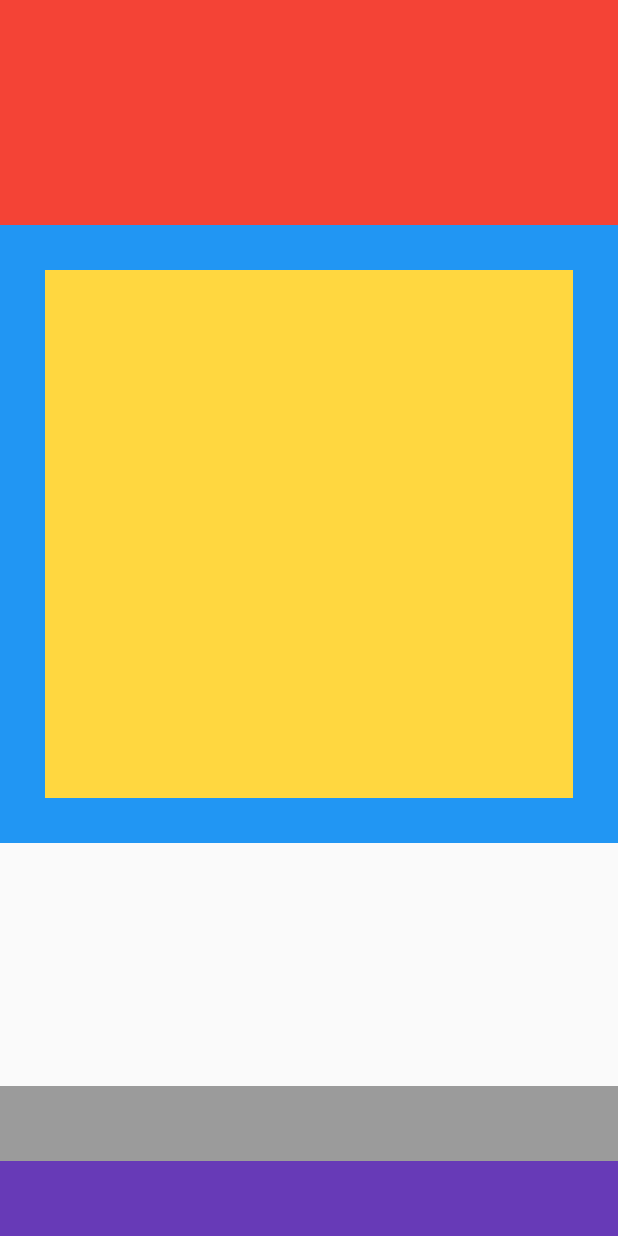
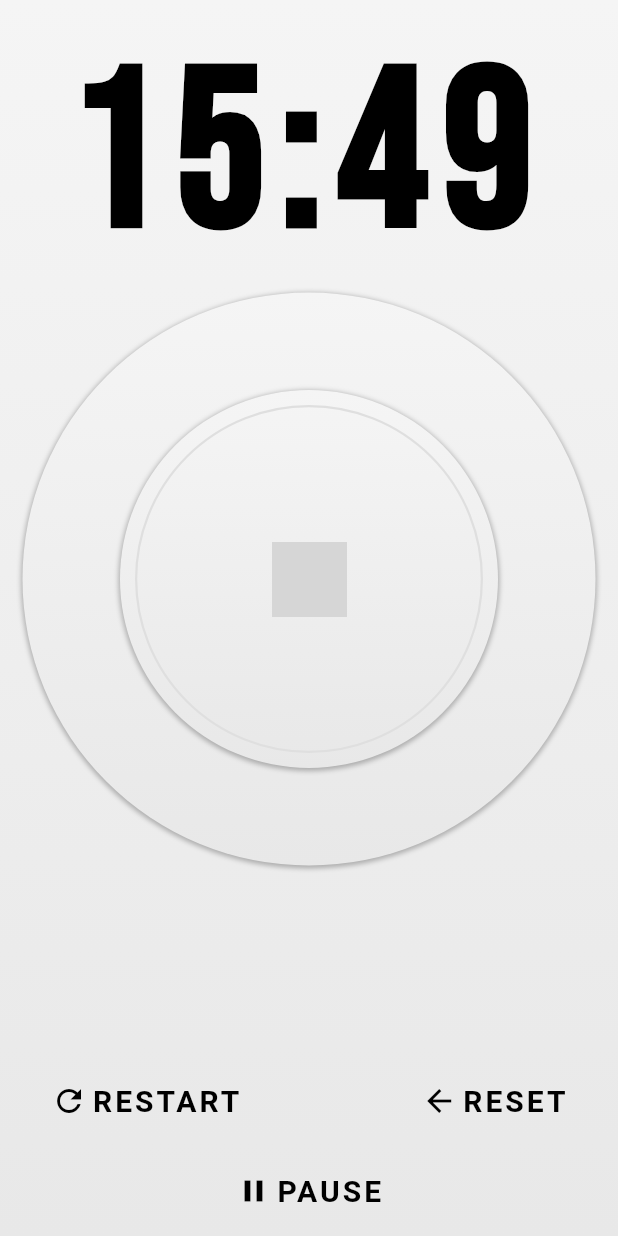
Before and after one commit to jilsonjoseph/timer, a Flutter app: the screen it shows after launch, on a phone screen of 412 x 824 dp. Run offline on Flutter 3.47's test engine with Material 2 defaults, Android fonts, the phone set to English and light mode, and no system bars; Roboto replaces fonts that are missing (BebasNeue); grey boxes are pictures that could not be loaded.

Commit message:
All blocked out UI elements completed

```diff
--- a/lib/main.dart
+++ b/lib/main.dart
@@ -1,4 +1,10 @@
 import 'package:flutter/material.dart';
+import 'package:timer/timer_controls.dart';
+import 'package:timer/timer_dial.dart';
+import 'package:timer/timer_time_display.dart';
+
+final Color GRADIENT_TOP = const Color(0xFFF5F5F5);
+final Color GRADIENT_BOTTOM = const Color(0xFFE8E8E8);
 
 void main() => runApp(MyApp());
 
@@ -9,42 +15,28 @@ class MyApp extends StatelessWidget {
     return MaterialApp(
       title: 'Timer',
       theme: ThemeData(
-        primarySwatch: Colors.blue,
+        fontFamily: 'BebasNeue',
       ),
-      home: Scaffold(body: Center(
-        child: Column(
-          children: <Widget>[
-            Container(
-              color: Colors.red,
-              width: double.infinity,
-              height: 150,
-            ),
-            Container(
-              color: Colors.blue,
-              width: double.infinity,
-              child: Padding(
-                padding: const EdgeInsets.all(30.0),
-                child: AspectRatio(
-                    aspectRatio: 1.0,
-                    child: Container(
-                      color: Colors.amberAccent,
-                      width: double.infinity,
-                    ),
-                ),
+      home: Scaffold(
+        body: Container(
+          decoration: BoxDecoration(
+              gradient: LinearGradient(
+                begin: Alignment.topCenter,
+                end: Alignment.bottomCenter,
+                colors: [GRADIENT_TOP,GRADIENT_BOTTOM],
               )
-            ),
-            Expanded(child: Container()),
-            Container(
-              color: Colors.black38,
-              width: double.infinity,
-              height: 50,
-            ),
-            Container(
-              color: Colors.deepPurple,
-              width: double.infinity,
-              height: 50,
-            ),
-          ],
+          ),
+        child: Center(
+          child: Column(
+            children: [
+              TimerTimeDisplay(),
+              TimerDial(),
+              Expanded(child: Container()),
+              TimerControls(
+
+              ),
+            ],
+          ),
         ),
       ),
       ),
--- /dev/null
+++ b/lib/timer_button.dart
@@ -0,0 +1,41 @@
+import 'package:flutter/material.dart';
+class TimerButton extends StatelessWidget {
+  final IconData icon;
+  final String text;
+
+  TimerButton({
+    this.icon,
+    this.text,
+  });
+  @override
+  Widget build(BuildContext context) {
+    return FlatButton(
+      splashColor: const Color(0x22000000),
+      onPressed: () {},
+      child: Padding(
+        padding: const EdgeInsets.all(18.0),
+        child: Row(
+          mainAxisAlignment: MainAxisAlignment.center,
+          children: <Widget>[
+            Padding(
+              padding: const EdgeInsets.only(right:3.0),
+              child: Icon(
+                  icon,
+                  color: Colors.black
+              ),
+            ),
+            Text(
+              text,
+              style: const TextStyle(
+                  color: Colors.black,
+                  fontSize: 20.0,
+                  fontWeight: FontWeight.bold,
+                  letterSpacing: 2.0
+              ),
+            )
+          ],
+        ),
+      ),
+    );
+  }
+}
--- /dev/null
+++ b/lib/timer_controls.dart
@@ -0,0 +1,34 @@
+import 'package:flutter/material.dart';
+import 'package:timer/timer_button.dart';
+
+class TimerControls extends StatefulWidget {
+  @override
+  _TimerControlsState createState() => _TimerControlsState();
+}
+
+class _TimerControlsState extends State<TimerControls> {
+  @override
+  Widget build(BuildContext context) {
+    return Column(
+      children: [
+        Row(
+          children: [
+            TimerButton(
+              icon:Icons.refresh,
+              text:'RESTART',
+            ),
+            Expanded(child: new Container()),
+            TimerButton(
+              icon:Icons.arrow_back,
+              text: 'RESET',
+            )
+          ],
+        ),
+        TimerButton(
+            icon:Icons.pause,
+            text:'PAUSE'
+        )
+      ],
+    );
+  }
+}
--- /dev/null
+++ b/lib/timer_dial.dart
@@ -0,0 +1,82 @@
+import 'package:flutter/material.dart';
+
+final Color GRADIENT_TOP = const Color(0xFFF5F5F5);
+final Color GRADIENT_BOTTOM = const Color(0xFFE8E8E8);
+
+class TimerDial extends StatefulWidget {
+  @override
+  _TimerDialState createState() => _TimerDialState();
+}
+
+class _TimerDialState extends State<TimerDial> {
+  @override
+  Widget build(BuildContext context) {
+    return Container(
+        width: double.infinity,
+        child: Padding(
+          padding: const EdgeInsets.only(left:15.0,right: 15.0),
+          child: AspectRatio(
+            aspectRatio: 1.0,
+            child: Container(
+              decoration: BoxDecoration(
+                  shape: BoxShape.circle,
+                  gradient: LinearGradient(
+                    begin: Alignment.topCenter,
+                    end: Alignment.bottomCenter,
+                    colors: [GRADIENT_TOP,GRADIENT_BOTTOM],
+                  ),
+                  boxShadow: [
+                    BoxShadow(
+                      color: const Color(0x44000000),
+                      blurRadius: 2.0,
+                      spreadRadius: 1.0,
+                      offset: const Offset(0.0, 1.0),
+                    )
+                  ]
+              ),
+              child: Padding(
+                padding: const EdgeInsets.all(65.0),
+                child: Container(
+                  padding: const EdgeInsets.all(10.0),
+                  decoration: BoxDecoration(
+                      shape: BoxShape.circle,
+                      gradient: LinearGradient(
+                        begin: Alignment.topCenter,
+                        end: Alignment.bottomCenter,
+                        colors: [GRADIENT_TOP,GRADIENT_BOTTOM],
+                      ),
+                      boxShadow: [
+                        BoxShadow(
+                          color: const Color(0x44000000),
+                          blurRadius: 2.0,
+                          spreadRadius: 1.0,
+                          offset: const Offset(0.0, 1.0),
+                        )
+                      ]
+                  ),
+                  child: Container(
+                    decoration: BoxDecoration(
+                        shape: BoxShape.circle,
+                        border: Border.all(
+                          color: const Color(0xFFDFDFDF),
+                          width: 1.5,
+                        )
+
+                    ),
+                    child: new Center(
+                      child: new Image.asset('assets/icons_circled_j.png',
+                        width: 50,
+                        height: 50,
+                      ),
+                    ),
+                  ),
+                ),
+              ),
+
+
+            ),
+          ),
+        )
+    );
+  }
+}
--- /dev/null
+++ b/lib/timer_time_display.dart
@@ -0,0 +1,23 @@
+import 'package:flutter/material.dart';
+class TimerTimeDisplay extends StatefulWidget {
+  @override
+  _TimerTimeDisplayState createState() => _TimerTimeDisplayState();
+}
+
+class _TimerTimeDisplayState extends State<TimerTimeDisplay> {
+  @override
+  Widget build(BuildContext context) {
+    return Padding(
+        padding: const EdgeInsets.only(top: 15.0),
+        child: Text(
+          '15:49',
+          textAlign: TextAlign.center,
+          style: const TextStyle(
+            color: Colors.black,
+            fontFamily: 'Bebas Neue',
+            fontSize: 150,
+            fontWeight: FontWeight.bold,
+            letterSpacing: 10.0,
+          ),));
+  }
+}
```
Also changed, not shown: pubspec.yaml (+6 -6 lines).
